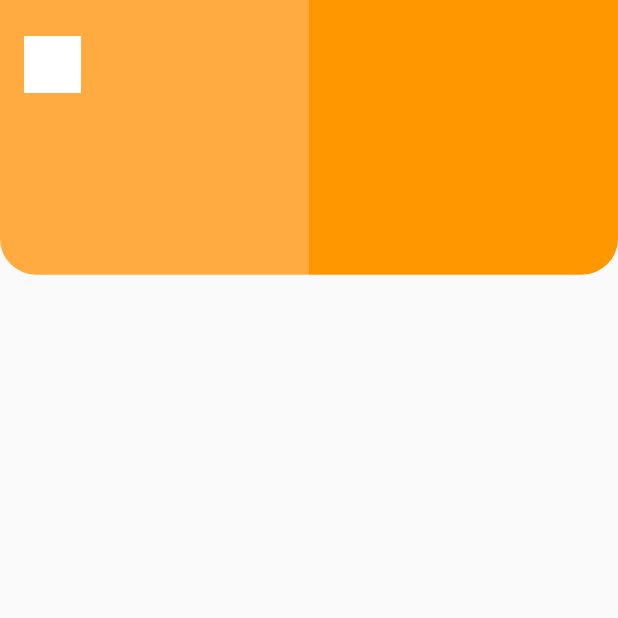
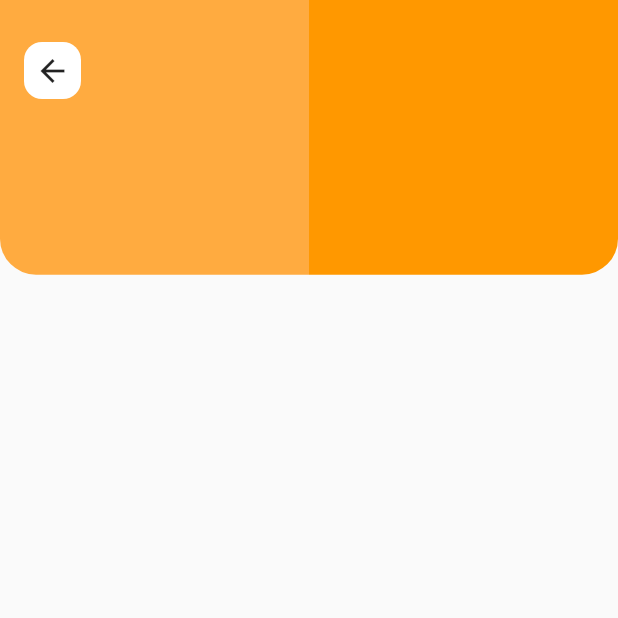
Before and after one commit to JAICHANGPARK/flutter_notebook_the_third_story, a Flutter app: the screen it shows after launch, on a phone screen of 412 x 824 dp, the top half of it. Run offline on Flutter 3.47's test engine with Material 2 defaults, Android fonts, the phone set to English and light mode, and no system bars; our stand-ins replace badges, dotted_border, fl_chart, google_fonts, page_transition, percent_indicator.

Commit message:
Update main_page.dart

```diff
--- a/lib/profile_concept_app/main_page.dart
+++ b/lib/profile_concept_app/main_page.dart
@@ -36,19 +36,22 @@ class MainPage extends StatelessWidget {
                         children: <Widget>[
                           Positioned(
                             left: 16,
-                            top: 24,
+                            top: 28,
                             child: Container(
                               height: 38,
                               width: 38,
                               decoration: BoxDecoration(
                                 color: Colors.white,
-
+                                borderRadius: BorderRadius.circular(12),
+                              ),
+                              child: Center(
+                                child:
+                                Icon(Icons.arrow_back),
                               ),
                             ),
                           )
                         ],
                       ),
-
                     ),
                   ),
                   Expanded(
```
